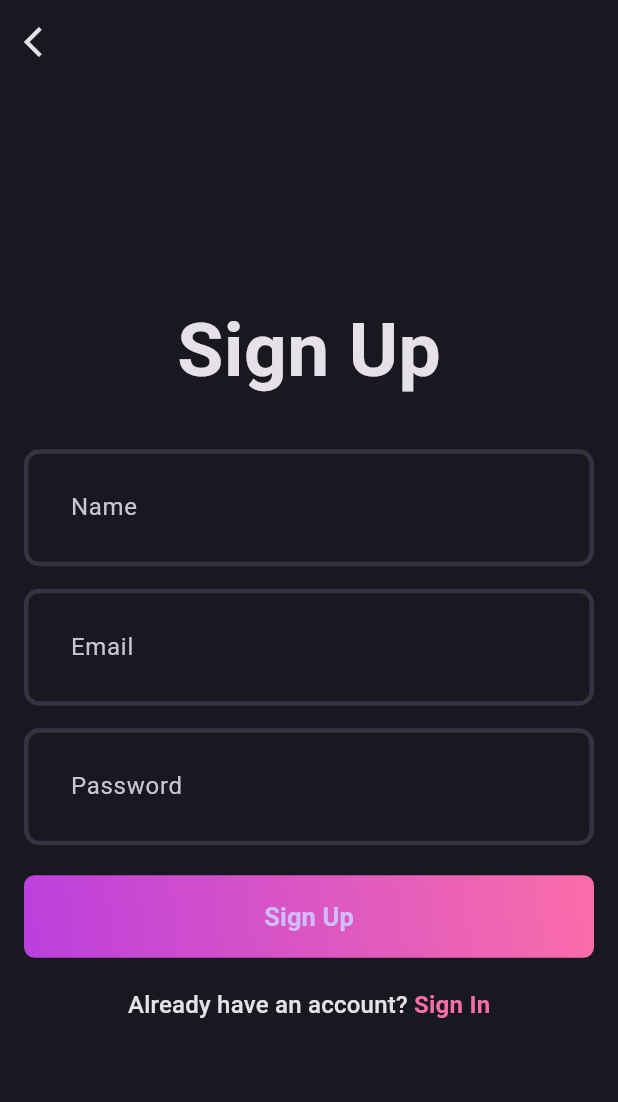
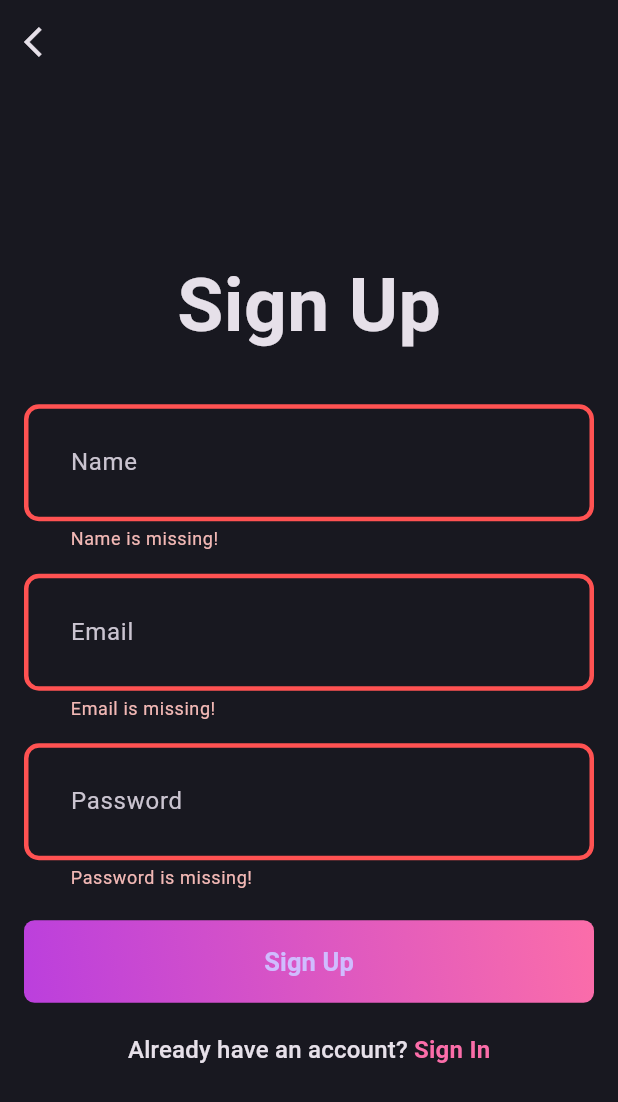
Before and after one commit to Vaibhav77e/blog_apps, a Flutter app: the SignUpScreen screen opened directly, after a tap on "Sign Up", on a phone screen of 412 x 824 dp. Shown: the top 1102 px of the screen. Run offline on Flutter 3.47's test engine with Material 3 defaults, Android fonts, the phone set to English and light mode, and no system bars; our stand-ins replace flutter_bloc, fpdart, supabase_flutter; accounts and stored records are empty.

```diff
--- a/lib/features/auth/presentation/bloc/auth_bloc.dart
+++ b/lib/features/auth/presentation/bloc/auth_bloc.dart
@@ -1,12 +1,23 @@
+import 'package:blog_app/features/auth/domain/usecase/user_signup_usecase.dart';
 import 'package:flutter/material.dart';
 import 'package:flutter_bloc/flutter_bloc.dart';
 part 'auth_event.dart';
 part 'auth_state.dart';
 
 class AuthBloc extends Bloc<AuthEvent, AuthState> {
-  AuthBloc() : super(AuthInitial()) {
-    on<AuthEvent>((event, emit) {
-      // TODO: implement event handler
+  final UserSignUp _userSignUp;
+  AuthBloc({
+    required UserSignUp userSignUp
+  }) : _userSignUp = userSignUp,// initalizers list
+   super(AuthInitial()) {
+    on<AuthSignUp>((event, emit) async{
+      // _userSignUp.call(UserSignUpParams(name: name, email: email, password: password)) is same as _userSignUp(UserSignUpParams(name: name, email: email, password: password))
+      // because call is special we can call directly instance(_userSignUp) and the pass params
+      final res = await _userSignUp(UserSignUpParams(name: event.name,
+      email: event.email,
+      password: event.password));
+
+      res.fold((failure) => AuthFailureState(failure.message), (uid) => AuthSuccessState(uid));
     });
   }
 }
--- a/lib/features/auth/presentation/bloc/auth_event.dart
+++ b/lib/features/auth/presentation/bloc/auth_event.dart
@@ -2,3 +2,16 @@ part of 'auth_bloc.dart';
 
 @immutable
 sealed class AuthEvent {}
+
+final class AuthSignUp extends AuthEvent {
+  final String name;
+  final String email;
+  final String password;
+
+  AuthSignUp({
+    required this.name,
+    required this.email,
+    required this.password
+  });
+
+}
--- a/lib/features/auth/presentation/bloc/auth_state.dart
+++ b/lib/features/auth/presentation/bloc/auth_state.dart
@@ -4,3 +4,15 @@ part of 'auth_bloc.dart';
 sealed class AuthState {}
 
 final class AuthInitial extends AuthState {}
+
+final class AuthLoadingState extends AuthState {}
+
+final class AuthSuccessState extends AuthState {
+  String successmessage;
+  AuthSuccessState(this.successmessage);
+}
+
+final class AuthFailureState extends AuthState {
+  final String message;
+  AuthFailureState(this.message);
+}
--- a/lib/features/auth/presentation/pages/sign_in_screen.dart
+++ b/lib/features/auth/presentation/pages/sign_in_screen.dart
@@ -1,6 +1,8 @@
 import 'package:blog_app/core/theme/app_pallete.dart';
+import 'package:blog_app/features/auth/presentation/bloc/auth_bloc.dart';
 import 'package:blog_app/features/auth/presentation/pages/sign_up_screen.dart';
 import 'package:flutter/material.dart';
+import 'package:flutter_bloc/flutter_bloc.dart';
 
 import '../widgets/auth_field.dart';
 import '../widgets/auth_gradient_button.dart';
@@ -47,7 +49,9 @@ class _SignInScreenState extends State<SignInScreen> {
             const SizedBox(height: 20,),
             AuthGradientButton(
               buttonText: "Sign In",
-              onPressed: (){},
+              onPressed: (){
+
+              },
             ),
             const SizedBox(height: 20,),
             GestureDetector(
--- a/lib/features/auth/presentation/pages/sign_up_screen.dart
+++ b/lib/features/auth/presentation/pages/sign_up_screen.dart
@@ -2,7 +2,9 @@ import 'package:blog_app/core/theme/app_pallete.dart';
 import 'package:blog_app/features/auth/presentation/pages/sign_in_screen.dart';
 import 'package:flutter/material.dart';
 import 'package:flutter/widgets.dart';
+import 'package:flutter_bloc/flutter_bloc.dart';
 
+import '../bloc/auth_bloc.dart';
 import '../widgets/auth_field.dart';
 import '../widgets/auth_gradient_button.dart';
 
@@ -60,7 +62,15 @@ class _SignUpScreenState extends State<SignUpScreen> {
             const SizedBox(height: 20,),
             AuthGradientButton(
               buttonText: "Sign Up",
-              onPressed: (){},
+              onPressed: (){
+                  if(formKey.currentState!.validate()){
+                  context.read<AuthBloc>().add(
+                  AuthSignUp(name:nameController.text.trim(),
+                  email: emailController.text.trim(),
+                  password: passwordController.text.trim(),),
+                  );
+                }
+              },
             ),
             const SizedBox(height: 20,),
             GestureDetector(
```
Also changed, not shown: lib/main.dart (+12 -1 lines).
